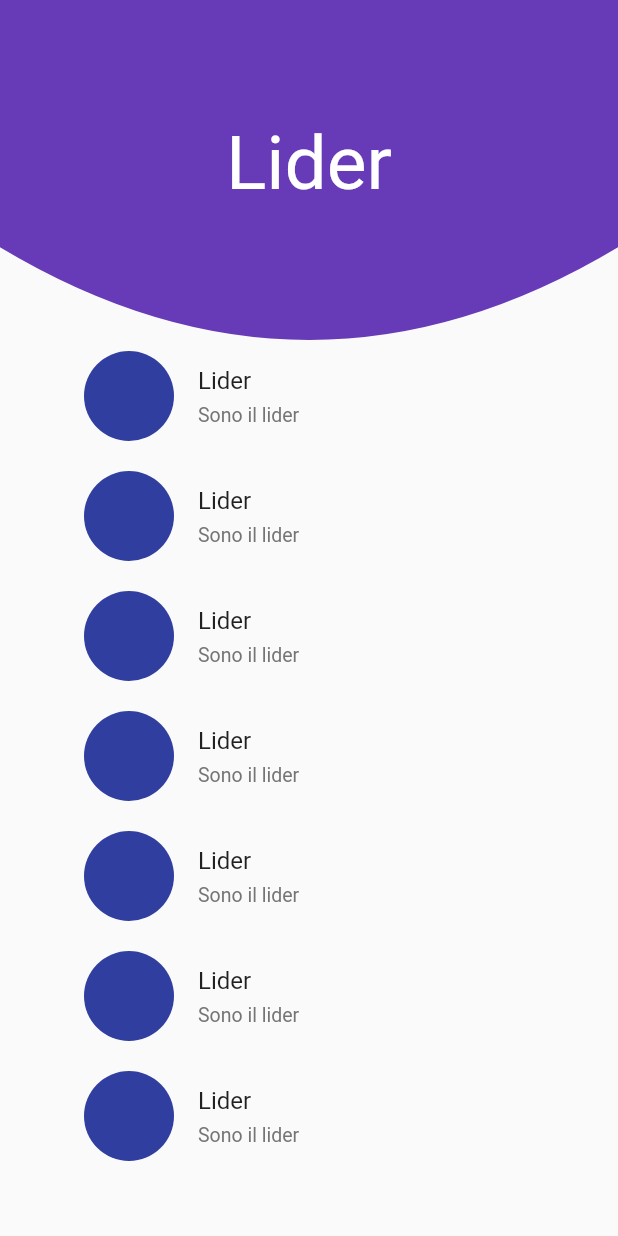
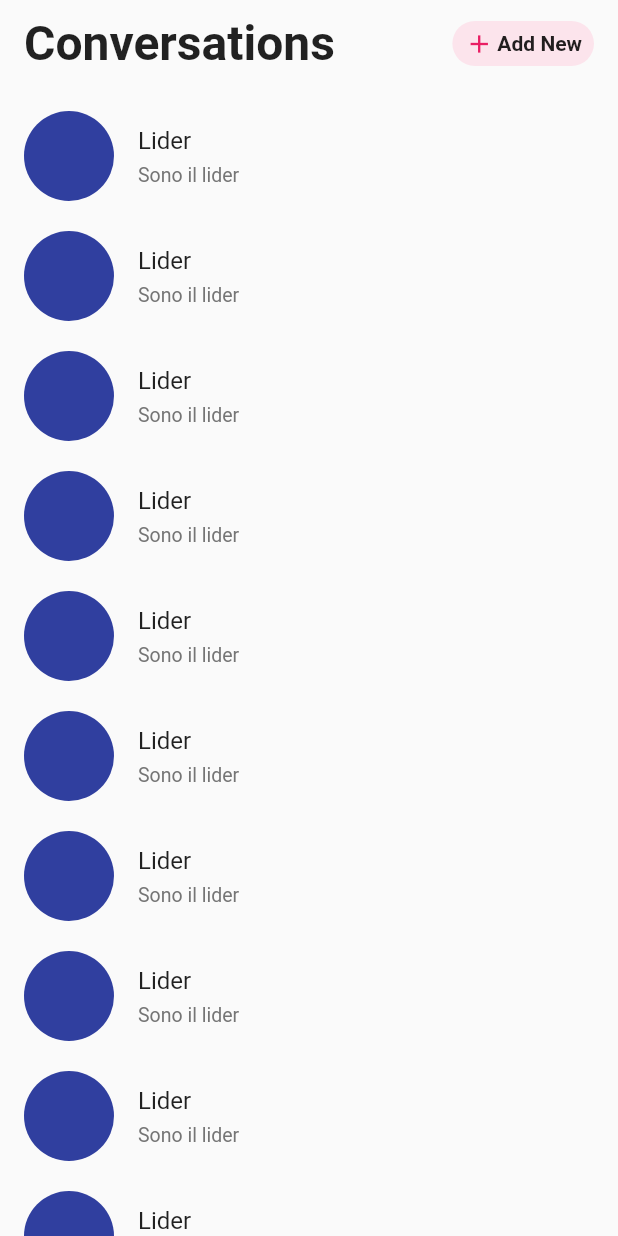
Before and after one commit to NicoTortorici/temp_chats, a Flutter app: the ChatsPage screen opened by its route, on a phone screen of 412 x 824 dp. Run offline on Flutter 3.47's test engine with Material 2 defaults, Android fonts, the light colour scheme and no system bars.

Commit message:
Fixed chat tiles.

```diff
--- a/lib/pages/chats_page.dart
+++ b/lib/pages/chats_page.dart
@@ -4,6 +4,7 @@ import 'package:temp_chats/widgets/curve_painter.dart';
 
 class ChatsPage extends StatefulWidget {
   final String name;
+
   const ChatsPage({Key? key, required this.name}) : super(key: key);
 
   @override
@@ -12,45 +13,73 @@ class ChatsPage extends StatefulWidget {
 
 class _ChatsState extends State<ChatsPage> {
   final String name;
+
   _ChatsState({required this.name});
 
   @override
   Widget build(BuildContext context) {
     return Scaffold(
-      body: CurveWidget(
-        children: [
-          SingleChildScrollView(
+      body: SingleChildScrollView(
         physics: BouncingScrollPhysics(),
         child: Column(
           crossAxisAlignment: CrossAxisAlignment.start,
-              children: [
-                ChatTile(name: 'Lider', messageText: 'Sono il lider'),
-                ChatTile(name: 'Lider', messageText: 'Sono il lider'),
-                ChatTile(name: 'Lider', messageText: 'Sono il lider'),
-                ChatTile(name: 'Lider', messageText: 'Sono il lider'),
-                ChatTile(name: 'Lider', messageText: 'Sono il lider'),
-                ChatTile(name: 'Lider', messageText: 'Sono il lider'),
-                ChatTile(name: 'Lider', messageText: 'Sono il lider'),
+          children: <Widget>[
+            SafeArea(
+              child: Padding(
+                padding: EdgeInsets.only(left: 16, right: 16, top: 10),
+                child: Row(
+                  mainAxisAlignment: MainAxisAlignment.spaceBetween,
+                  children: <Widget>[
+                    Text(
+                      "Conversations",
+                      style:
+                          TextStyle(fontSize: 32, fontWeight: FontWeight.bold),
+                    ),
+                    Container(
+                      padding:
+                          EdgeInsets.only(left: 8, right: 8, top: 2, bottom: 2),
+                      height: 30,
+                      decoration: BoxDecoration(
+                        borderRadius: BorderRadius.circular(30),
+                        color: Colors.pink[50],
+                      ),
+                      child: Row(
+                        children: <Widget>[
+                          Icon(
+                            Icons.add,
+                            color: Colors.pink,
+                            size: 20,
+                          ),
+                          SizedBox(
+                            width: 2,
+                          ),
+                          Text(
+                            "Add New",
+                            style: TextStyle(
+                                fontSize: 14, fontWeight: FontWeight.bold),
+                          ),
+                        ],
+                      ),
+                    )
                   ],
                 ),
               ),
+            ),
+            ListView.builder(
+              itemCount: 10,
+              shrinkWrap: true,
+              padding: EdgeInsets.only(top: 16),
+              physics: NeverScrollableScrollPhysics(),
+              itemBuilder: (context, index) {
+                return ChatTile(
+                  name: "Lider",
+                  messageText: "Sono il lider",
+                );
+              },
+            ),
           ],
         ),
-      // body: CurveWidget(
-      //   title: 'Chats',
-      //   children: [
-      //     ChatTile(name: 'Lider', messageText: 'Sono il lider'),
-      //     ChatTile(name: 'Lider', messageText: 'Sono il lider'),
-      //     ChatTile(name: 'Lider', messageText: 'Sono il lider'),
-      //     ChatTile(name: 'Lider', messageText: 'Sono il lider'),
-      //     ChatTile(name: 'Lider', messageText: 'Sono il lider'),
-      //     ChatTile(name: 'Lider', messageText: 'Sono il lider'),
-      //     ChatTile(name: 'Lider', messageText: 'Sono il lider'),
-      //     ChatTile(name: 'Lider', messageText: 'Sono il lider'),
-      //     ChatTile(name: 'Lider', messageText: 'Sono il lider'),
-      //     ChatTile(name: 'Lider', messageText: 'Sono il lider'),
-      //   ],
-      // ),
+      ),
     );
   }
 }
--- /dev/null
+++ b/lib/widgets/primary_button.dart
@@ -0,0 +1,32 @@
+import 'package:flutter/material.dart';
+
+class PrimaryButton extends StatelessWidget {
+  final String text;
+  const PrimaryButton({required this.text, Key? key}) : super(key: key);
+
+  @override
+  Widget build(BuildContext context) {
+    return ElevatedButton(
+      onPressed: () {},
+      child: Text(
+        text,
+        style: TextStyle(fontSize: 20),
+      ),
+      style: ButtonStyle(
+        elevation: MaterialStateProperty.all(10),
+        backgroundColor: MaterialStateProperty.all<Color>(
+            Theme.of(context).accentColor),
+        shape: MaterialStateProperty.all<RoundedRectangleBorder>(
+          RoundedRectangleBorder(
+            borderRadius: BorderRadius.circular(50.0),
+          ),
+        ),
+        padding: MaterialStateProperty.resolveWith<EdgeInsetsGeometry>(
+              (Set<MaterialState> states) {
+            return EdgeInsets.symmetric(vertical: 20, horizontal: 50);
+          },
+        ),
+      ),
+    );
+  }
+}
```
Also changed, not shown: lib/widgets/chat_tile.dart (+0 -8 lines), pubspec.lock. Lines whose indentation alone changed are shown as unchanged.
